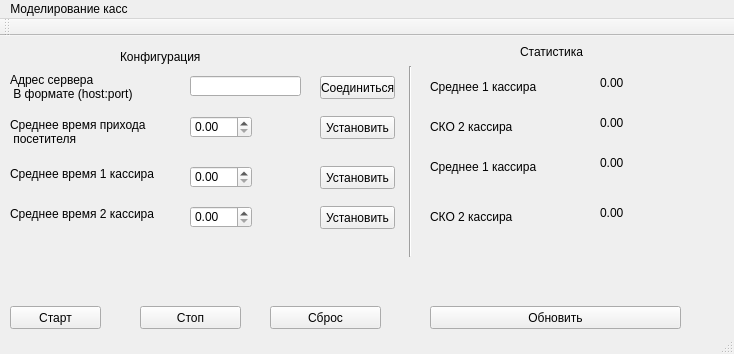
First picture: the form in oop-course-client/mainwindow.ui, repository vsmaxim/oop-course-2019, before the edit.
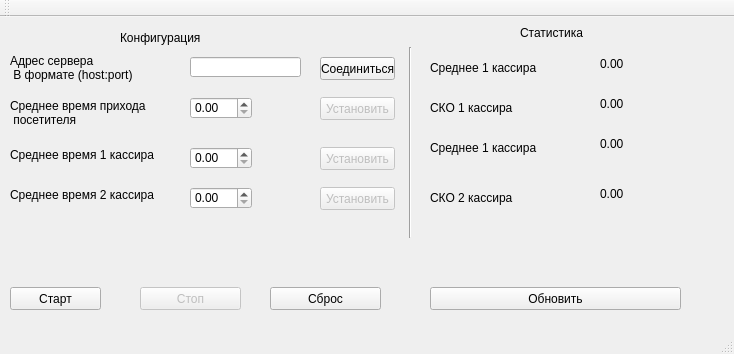
Second picture: the form after the edit.

Diff of the .ui file:
```diff
--- a/oop-course-client/mainwindow.ui
+++ b/oop-course-client/mainwindow.ui
@@ -28,6 +28,9 @@
     </property>
    </widget>
    <widget class="QPushButton" name="stopModelingButton">
+    <property name="enabled">
+     <bool>false</bool>
+    </property>
     <property name="geometry">
      <rect>
       <x>140</x>
@@ -100,6 +103,9 @@
     </property>
    </widget>
    <widget class="QPushButton" name="setFirstCashierButton">
+    <property name="enabled">
+     <bool>false</bool>
+    </property>
     <property name="geometry">
      <rect>
       <x>320</x>
@@ -113,6 +119,9 @@
     </property>
    </widget>
    <widget class="QPushButton" name="setSecondCashierButton">
+    <property name="enabled">
+     <bool>false</bool>
+    </property>
     <property name="geometry">
      <rect>
       <x>320</x>
@@ -150,6 +159,9 @@
     </property>
    </widget>
    <widget class="QPushButton" name="setCustomerMeanButton">
+    <property name="enabled">
+     <bool>false</bool>
+    </property>
     <property name="geometry">
      <rect>
       <x>320</x>
@@ -274,7 +286,7 @@
      </rect>
     </property>
     <property name="text">
-     <string>СКО 2 кассира</string>
+     <string>СКО 1 кассира</string>
     </property>
    </widget>
    <widget class="QLabel" name="secondMeanLabel">
@@ -356,22 +368,6 @@
     </property>
    </widget>
   </widget>
-  <widget class="QMenuBar" name="menuBar">
-   <property name="geometry">
-    <rect>
-     <x>0</x>
-     <y>0</y>
-     <width>734</width>
-     <height>21</height>
-    </rect>
-   </property>
-   <widget class="QMenu" name="menu">
-    <property name="title">
-     <string>Моделирование касс</string>
-    </property>
-   </widget>
-   <addaction name="menu"/>
-  </widget>
   <widget class="QToolBar" name="mainToolBar">
    <attribute name="toolBarArea">
     <enum>TopToolBarArea</enum>
```
